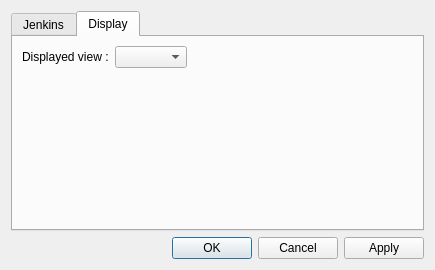
Before: the Qt Designer form src/views/uis/preferencesdialog.ui in Kaldor37/jenkins-cute-view, drawn with Qt 5.
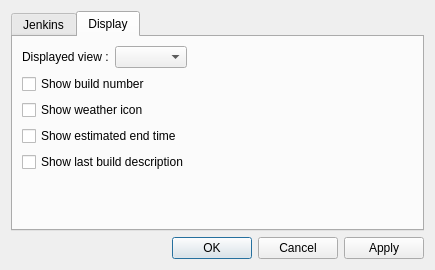
After: the same form once the commit is applied. The open tabs and pages were chosen to show the change.

Commit message: - Added possibility to enable/disable build number, estimated end time, weather and build description in preferences - Fixed a bug that occured when changing view to a smaller one

Diff of the .ui file:
```diff
--- a/src/views/uis/preferencesdialog.ui
+++ b/src/views/uis/preferencesdialog.ui
@@ -151,6 +151,34 @@
          </item>
         </layout>
        </item>
+       <item>
+        <widget class="QCheckBox" name="m_showBuildNumberCheckBox">
+         <property name="text">
+          <string>Show build number</string>
+         </property>
+        </widget>
+       </item>
+       <item>
+        <widget class="QCheckBox" name="m_showWeatherCheckBox">
+         <property name="text">
+          <string>Show weather icon</string>
+         </property>
+        </widget>
+       </item>
+       <item>
+        <widget class="QCheckBox" name="m_showEstEndTimeCheckBox">
+         <property name="text">
+          <string>Show estimated end time</string>
+         </property>
+        </widget>
+       </item>
+       <item>
+        <widget class="QCheckBox" name="m_showLastBuildDescCheckBox">
+         <property name="text">
+          <string>Show last build description</string>
+         </property>
+        </widget>
+       </item>
        <item>
         <spacer name="verticalSpacer_2">
          <property name="orientation">
```
Left out of the diff: 2 changed lines with no effect on the pictures. The commit also changes 8 other files.
